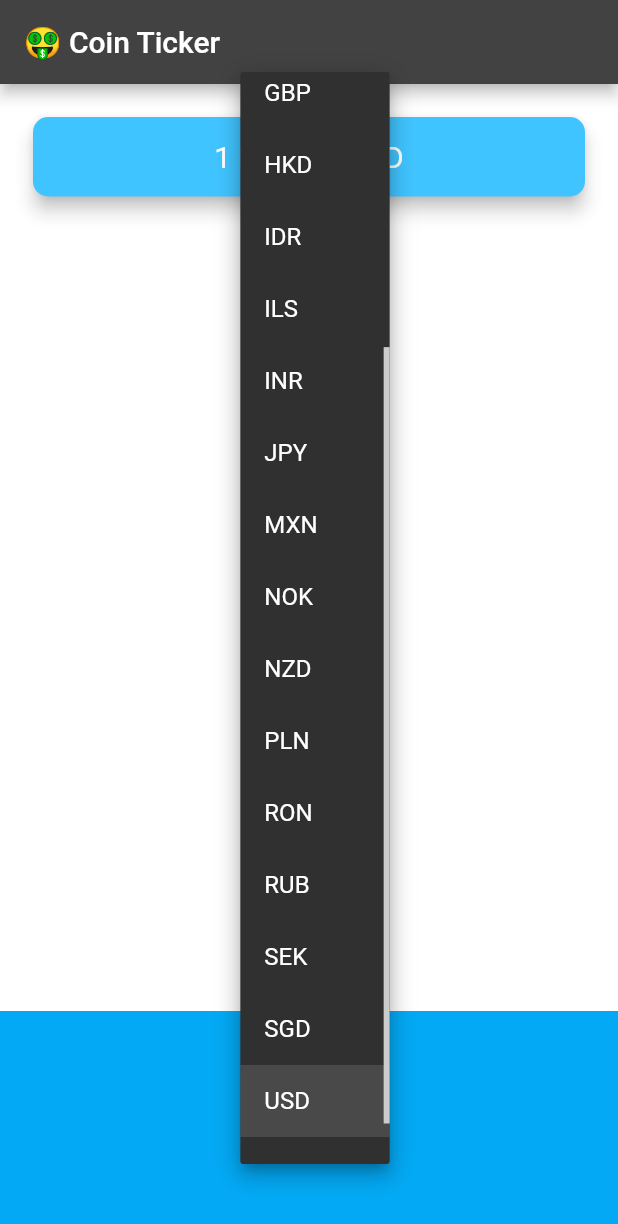
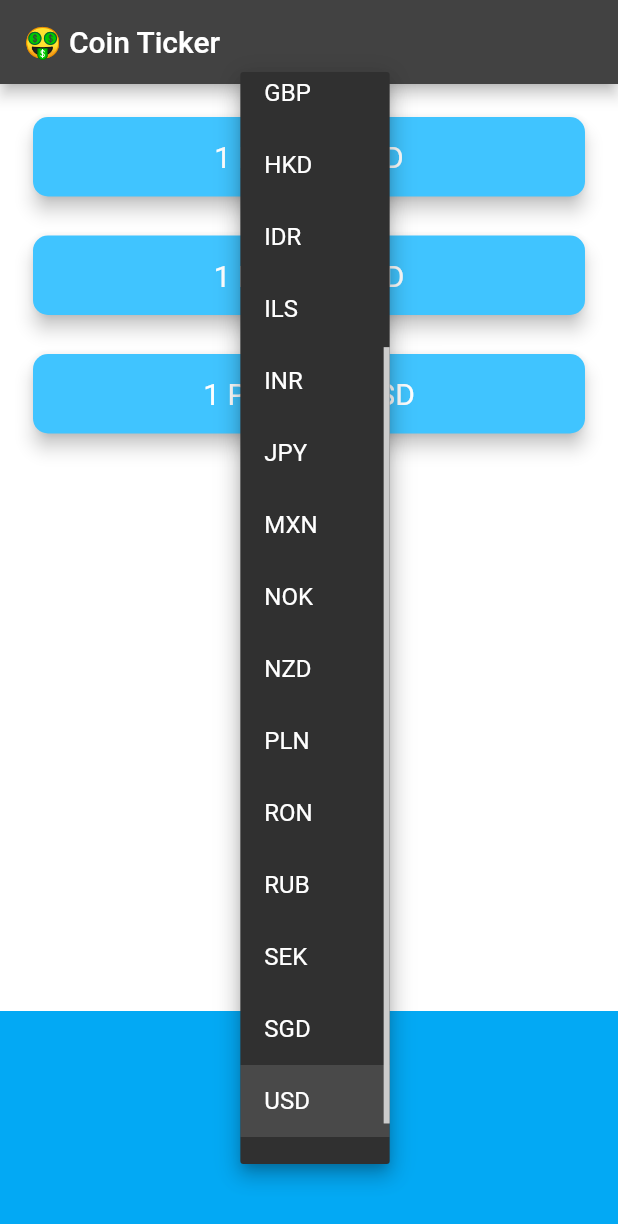
Before and after one commit to klezovics/flutter-bitcoin-ticker, a Flutter app: the screen it shows after launch, after a tap on "USD", on a phone screen of 412 x 824 dp. Shown: the top 1224 px of the screen. Run offline on Flutter 3.47's test engine with Material 2 defaults, Android fonts, the phone set to English and light mode, and no system bars; network calls fail.

Commit message:
Add final version

```diff
--- a/lib/coin_data.dart
+++ b/lib/coin_data.dart
@@ -1,4 +1,6 @@
-//TODO: Add your imports here.
+import 'dart:convert' as convert;
+
+import 'package:http/http.dart' as http;
 
 const List<String> currenciesList = [
   'AUD',
@@ -34,5 +36,23 @@ const coinAPIURL = 'https://rest.coinapi.io/v1/exchangerate';
 const apiKey = 'YOUR-API-KEY-HERE';
 
 class CoinData {
-  //TODO: Create your getCoinData() method here.
+  var requestHeaders = {
+    "X-CoinAPI-Key": "0316ADCD-64CD-4F33-A018-6E6AB8B435B6",
+    "Access-Control-Allow-Origin": "*",
+    "Access-Control-Allow-Headers": "Accept"
+  };
+
+  Future<double> getExchangeRate(String cryptoId, String fiatId) async {
+    var url = Uri.http('rest.coinapi.io', '/v1/exchangerate/$cryptoId/$fiatId');
+    //Uri.http("www.google.com", "/");
+    print("Sending request");
+    var response = await http.get(url, headers: requestHeaders);
+    print("Request sent");
+    print("Response code ${response.statusCode}");
+    print("Response body ${response.body}");
+
+    var jsonResponse =
+        convert.jsonDecode(response.body) as Map<String, dynamic>;
+    return Future.value(jsonResponse["rate"] as double);
+  }
 }
--- a/lib/main.dart
+++ b/lib/main.dart
@@ -1,8 +1,10 @@
 import 'package:flutter/material.dart';
+
 import 'price_screen.dart';
 
 void main() => runApp(MyApp());
 
+//316ADCD-64CD-4F33-A018-6E6AB8B435B6
 class MyApp extends StatelessWidget {
   @override
   Widget build(BuildContext context) {
--- a/lib/price_screen.dart
+++ b/lib/price_screen.dart
@@ -1,7 +1,7 @@
+import 'package:flutter/cupertino.dart';
 import 'package:flutter/material.dart';
-import 'package:flutter/cupertino.dart';
+
 import 'coin_data.dart';
-import 'dart:io' show Platform;
 
 class PriceScreen extends StatefulWidget {
   @override
@@ -9,7 +9,13 @@ class PriceScreen extends StatefulWidget {
 }
 
 class _PriceScreenState extends State<PriceScreen> {
-  String selectedCurrency = 'USD';
+  String _selectedCurrency = 'USD';
+  var _coinData = CoinData();
+  var isWaiting = true;
+
+  var rateBtc = "?";
+  var rateEth = "?";
+  var ratePush = "?";
 
   DropdownButton<String> androidDropdown() {
     List<DropdownMenuItem<String>> dropdownItems = [];
@@ -22,11 +28,12 @@ class _PriceScreenState extends State<PriceScreen> {
     }
 
     return DropdownButton<String>(
-      value: selectedCurrency,
+      value: _selectedCurrency,
       items: dropdownItems,
       onChanged: (value) {
         setState(() {
-          selectedCurrency = value;
+          _selectedCurrency = value;
+          getData();
         });
       },
     );
@@ -48,12 +55,36 @@ class _PriceScreenState extends State<PriceScreen> {
     );
   }
 
-  //TODO: Create a method here called getData() to get the coin data from coin_data.dart
+  void getData() async {
+    isWaiting = true;
+    try {
+      print("Getting data");
+      var d1 = (await _coinData.getExchangeRate("BTC", _selectedCurrency))
+          .toStringAsFixed(2);
+      var d2 = (await _coinData.getExchangeRate("ETH", _selectedCurrency))
+          .toStringAsFixed(2);
+      var d3 = (await _coinData.getExchangeRate("PUSH", _selectedCurrency))
+          .toStringAsFixed(2);
+      setState(() {
+        rateBtc = d1;
+        rateEth = d2;
+        ratePush = d3;
+        isWaiting = false;
+      });
+    } catch (e) {
+      print(e);
+    }
+  }
 
   @override
   void initState() {
     super.initState();
-    //TODO: Call getData() when the screen loads up.
+    print('Done state init');
+    try {
+      getData();
+    } catch (e) {
+      print(e);
+    }
   }
 
   @override
@@ -66,9 +97,41 @@ class _PriceScreenState extends State<PriceScreen> {
         mainAxisAlignment: MainAxisAlignment.spaceBetween,
         crossAxisAlignment: CrossAxisAlignment.stretch,
         children: <Widget>[
+          Column(
+            mainAxisAlignment: MainAxisAlignment.start,
+            crossAxisAlignment: CrossAxisAlignment.stretch,
+            children: [
               Padding(
                 padding: EdgeInsets.fromLTRB(18.0, 18.0, 18.0, 0),
-            child: Card(
+                child: buildCryptoCard(
+                    'BTC', isWaiting ? '?' : rateBtc, _selectedCurrency),
+              ),
+              Padding(
+                padding: EdgeInsets.fromLTRB(18.0, 18.0, 18.0, 0),
+                child: buildCryptoCard(
+                    'ETH', isWaiting ? '?' : rateEth, _selectedCurrency),
+              ),
+              Padding(
+                padding: EdgeInsets.fromLTRB(18.0, 18.0, 18.0, 0),
+                child: buildCryptoCard(
+                    'PUSH', isWaiting ? '?' : ratePush, _selectedCurrency),
+              ),
+            ],
+          ),
+          Container(
+            height: 150.0,
+            alignment: Alignment.center,
+            padding: EdgeInsets.only(bottom: 30.0),
+            color: Colors.lightBlue,
+            child: androidDropdown(),
+          ),
+        ],
+      ),
+    );
+  }
+
+  Card buildCryptoCard(String cryptoName, String rate, String currency) {
+    return Card(
       color: Colors.lightBlueAccent,
       elevation: 5.0,
       shape: RoundedRectangleBorder(
@@ -77,8 +140,7 @@ class _PriceScreenState extends State<PriceScreen> {
       child: Padding(
         padding: EdgeInsets.symmetric(vertical: 15.0, horizontal: 28.0),
         child: Text(
-                  //TODO: Update the Text Widget with the live bitcoin data here.
-                  '1 BTC = ? USD',
+          '1 $cryptoName = $rate $currency',
           textAlign: TextAlign.center,
           style: TextStyle(
             fontSize: 20.0,
@@ -86,17 +148,6 @@ class _PriceScreenState extends State<PriceScreen> {
           ),
         ),
       ),
-            ),
-          ),
-          Container(
-            height: 150.0,
-            alignment: Alignment.center,
-            padding: EdgeInsets.only(bottom: 30.0),
-            color: Colors.lightBlue,
-            child: Platform.isIOS ? iOSPicker() : androidDropdown(),
-          ),
-        ],
-      ),
     );
   }
 }
--- a/pubspec.yaml
+++ b/pubspec.yaml
@@ -9,7 +9,7 @@ dependencies:
     sdk: flutter
 
   cupertino_icons: ^0.1.2
-  #TODO: Add your dependencies here.
+  http: ^0.13.4
 
 dev_dependencies:
   flutter_test:
```
Also changed, not shown: pubspec.lock, 1 other file. Lines whose indentation alone changed are shown as unchanged.
